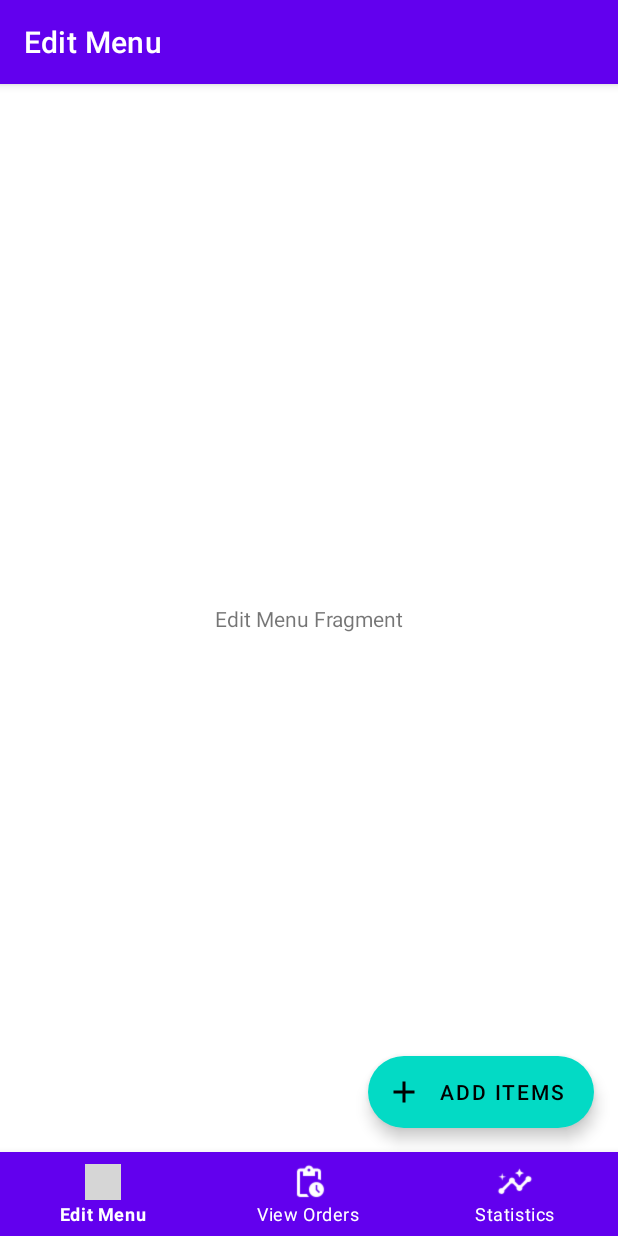
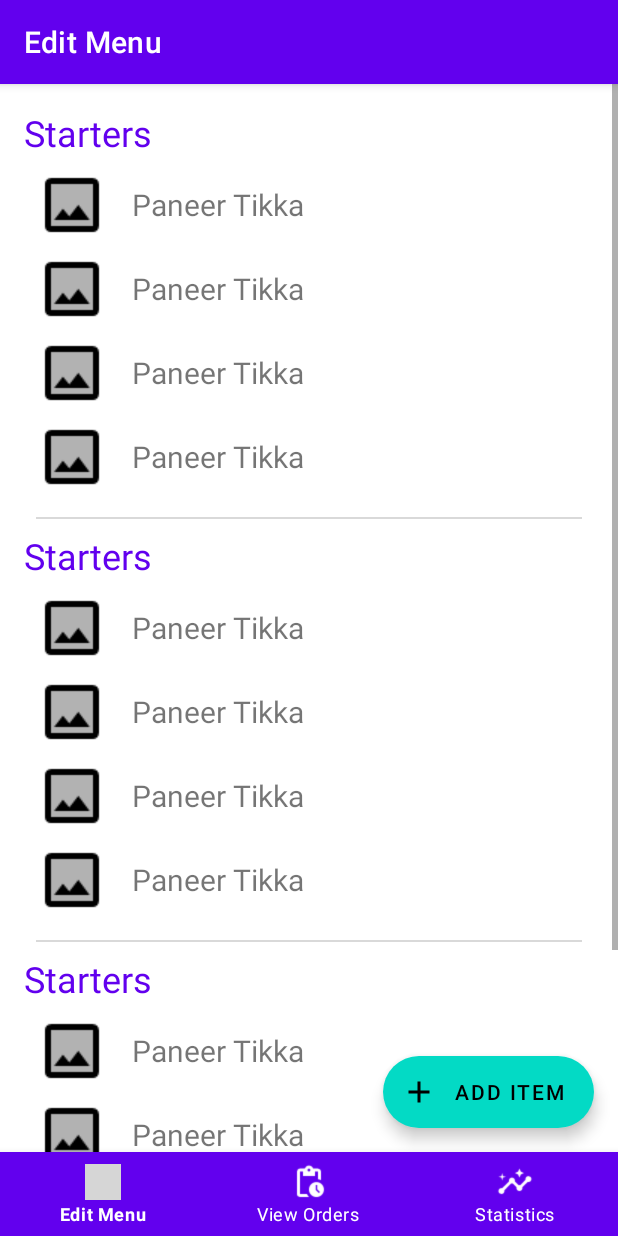
Before and after one commit to sumitthorat/lightweight-restaurant-mgmt-system, an Android app: the fragment EditMenuFragment placed in its activity, on a phone screen of 412 x 824 dp. Run offline under Robolectric (Android 15) with nearby library versions, the phone set to English and light mode, and no system bars; grey boxes are pictures that could not be loaded.

Commit message:
Add menu layout

```diff
--- /dev/null
+++ b/Frontend/Android/app/src/main/res/layout/category_layout.xml
@@ -0,0 +1,40 @@
+<?xml version="1.0" encoding="utf-8"?>
+<LinearLayout xmlns:android="http://schemas.android.com/apk/res/android"
+    android:orientation="vertical"
+    android:layout_width="match_parent"
+    android:layout_height="wrap_content">
+
+    <TextView
+        android:id="@+id/tv_category_name"
+        android:textColor="@color/design_default_color_primary"
+        android:layout_width="match_parent"
+        android:gravity="start"
+        android:textSize="24sp"
+        android:layout_height="wrap_content"
+        android:text="Starters" />
+
+    <LinearLayout
+        android:layout_marginTop="8dp"
+        android:id="@+id/ll_category_items"
+        android:layout_width="wrap_content"
+        android:orientation="vertical"
+        android:paddingStart="8dp"
+        android:layout_height="wrap_content">
+
+        <include layout="@layout/menu_item_layout"/>
+
+        <include layout="@layout/menu_item_layout"/>
+
+        <include layout="@layout/menu_item_layout"/>
+
+        <include layout="@layout/menu_item_layout"/>
+
+    </LinearLayout>
+
+    <View
+        android:layout_margin="8dp"
+        android:background="@color/separator_line"
+        android:layout_width="match_parent"
+        android:layout_height="1.2dp"/>
+
+</LinearLayout>
--- a/Frontend/Android/app/src/main/res/layout/fragment_edit_menu.xml
+++ b/Frontend/Android/app/src/main/res/layout/fragment_edit_menu.xml
@@ -6,16 +6,26 @@
     android:layout_height="match_parent"
     tools:context=".view.EditMenuFragment">
 
-    <TextView
-        android:id="@+id/temp_tv"
-        android:layout_width="wrap_content"
-        android:layout_height="wrap_content"
-        android:text="Edit Menu Fragment"
-        app:layout_constraintBottom_toBottomOf="parent"
-        app:layout_constraintEnd_toEndOf="parent"
-        app:layout_constraintHorizontal_bias="0.5"
-        app:layout_constraintStart_toStartOf="parent"
-        app:layout_constraintTop_toTopOf="parent" />
+    <ScrollView
+        android:layout_width="match_parent"
+        android:layout_height="match_parent">
+
+        <LinearLayout
+            android:padding="16dp"
+            android:orientation="vertical"
+            android:layout_width="match_parent"
+            android:layout_height="wrap_content">
+
+            <include layout="@layout/category_layout" />
+
+            <include layout="@layout/category_layout" />
+
+            <include layout="@layout/category_layout" />
+
+
+        </LinearLayout>
+
+    </ScrollView>
 
     <com.google.android.material.floatingactionbutton.ExtendedFloatingActionButton
         android:id="@+id/extended_fab_edit_menu"
@@ -25,7 +35,7 @@
         android:layout_marginEnd="16dp"
         android:layout_marginBottom="16dp"
         android:contentDescription=""
-        android:text="Add items"
+        android:text="Add item"
         app:icon="@drawable/baseline_add_24"
         app:layout_constraintBottom_toBottomOf="parent"
         app:layout_constraintEnd_toEndOf="parent" />
--- /dev/null
+++ b/Frontend/Android/app/src/main/res/layout/menu_item_layout.xml
@@ -0,0 +1,22 @@
+<?xml version="1.0" encoding="utf-8"?>
+<LinearLayout
+    xmlns:android="http://schemas.android.com/apk/res/android"
+    android:layout_marginBottom="8dp"
+    android:orientation="horizontal"
+    android:layout_width="match_parent"
+    android:layout_height="wrap_content">
+
+    <ImageView
+        android:layout_width="48dp"
+        android:src="@drawable/twotone_insert_photo_black_24dp"
+        android:layout_height="48dp" />
+
+    <TextView
+        android:layout_marginLeft="16dp"
+        android:layout_gravity="center"
+        android:layout_width="match_parent"
+        android:textSize="20sp"
+        android:layout_height="wrap_content"
+        android:text="Paneer Tikka" />
+
+</LinearLayout>
--- a/Frontend/Android/app/src/main/res/values/colors.xml
+++ b/Frontend/Android/app/src/main/res/values/colors.xml
@@ -7,4 +7,5 @@
     <color name="teal_700">#FF018786</color>
     <color name="black">#FF000000</color>
     <color name="white">#FFFFFFFF</color>
+    <color name="separator_line">#D9D9D9</color>
 </resources>
```
Also changed, not shown: Frontend/Android/app/src/main/res/drawable-v24/twotone_insert_photo_black_24dp.png (added), 1 other file.
